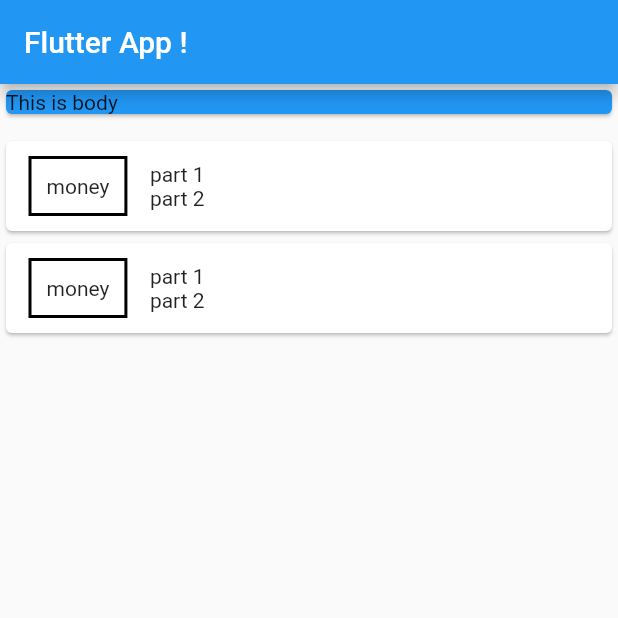
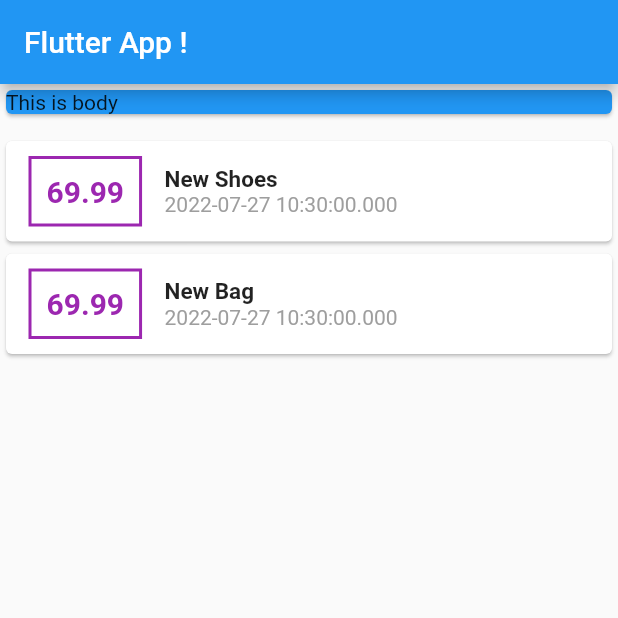
Before and after one commit to voltzylex/Personal_expense, a Flutter app: the screen it shows after launch, on a phone screen of 412 x 824 dp, the top half of it. Run offline on Flutter 3.47's test engine with Material 2 defaults, Android fonts, the phone set to English and light mode, and no system bars.

Commit message:
Changing Color

```diff
--- a/lib/main.dart
+++ b/lib/main.dart
@@ -52,15 +52,29 @@ class MyHomepage extends StatelessWidget {
                       margin:
                           EdgeInsets.symmetric(vertical: 10, horizontal: 15),
                       decoration: BoxDecoration(
-                        border: Border.all(width: 2, color: Colors.black),
+                        border: Border.all(width: 2, color: Colors.purple),
                       ),
                       padding: EdgeInsets.all(10),
-                      child: Text("money"),
+                      child: Text(
+                        tx.amount!.toString(),
+                        style: TextStyle(
+                            fontWeight: FontWeight.bold,
+                            fontSize: 20,
+                            color: Colors.purple),
+                      ),
                     ),
                     Column(
+                      crossAxisAlignment: CrossAxisAlignment.start,
                       children: <Widget>[
-                        Text('part 1'),
-                        Text('part 2'),
+                        Text(
+                          tx.title!,
+                          style: TextStyle(
+                              fontWeight: FontWeight.bold, fontSize: 15),
+                        ),
+                        Text(
+                          tx.date!.toString(),
+                          style: TextStyle(color: Colors.grey),
+                        ),
                       ],
                     )
                   ],
```
